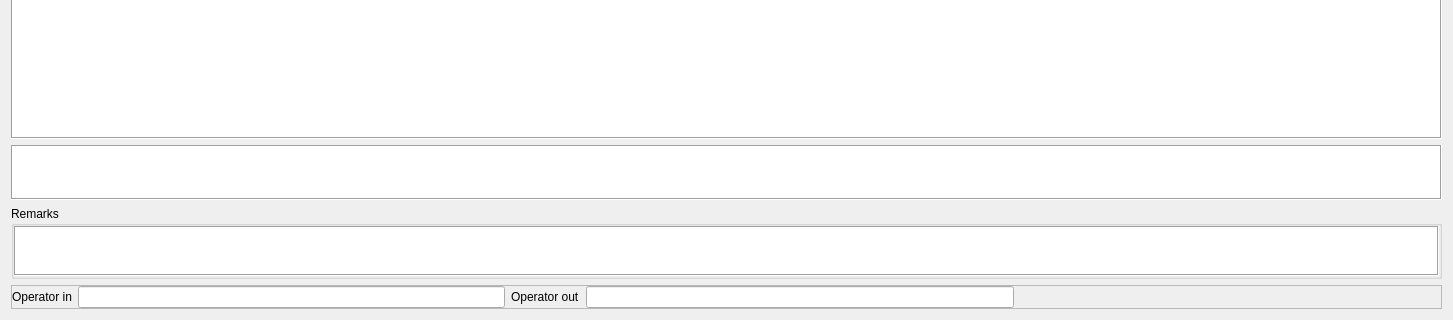
Above: Resort/waccinvoice.ui from End1-1/Resort before the change; both pictures show x 0 to 1453 and y 235 to 555 of the 1453 by 555 pixel window. Below: the same form after it.
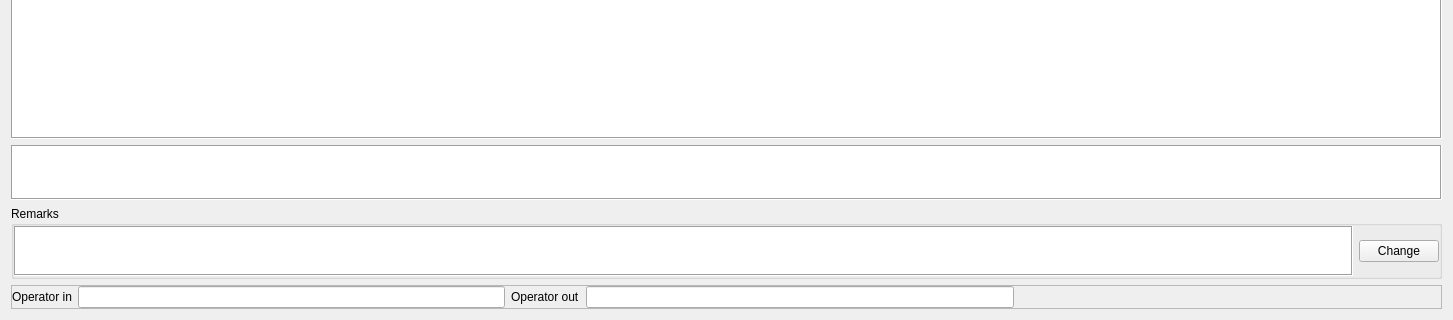
That is the form after the change. Icons and pictures are not drawn. Custom widgets are drawn as their Qt base class.

Diff of the .ui file:
```diff
--- a/Resort/waccinvoice.ui
+++ b/Resort/waccinvoice.ui
@@ -1442,7 +1442,7 @@
      <property name="title">
       <string>Remarks</string>
      </property>
-     <layout class="QVBoxLayout" name="verticalLayout_3">
+     <layout class="QGridLayout" name="gridLayout_3">
       <property name="leftMargin">
        <number>0</number>
       </property>
@@ -1455,7 +1455,7 @@
       <property name="bottomMargin">
        <number>0</number>
       </property>
-      <item>
+      <item row="0" column="0">
        <widget class="QTextEdit" name="teRemarks">
         <property name="maximumSize">
          <size>
@@ -1477,6 +1477,13 @@
         </property>
        </widget>
       </item>
+      <item row="0" column="1">
+       <widget class="QPushButton" name="btnChangeRemarks">
+        <property name="text">
+         <string>Change</string>
+        </property>
+       </widget>
+      </item>
      </layout>
     </widget>
    </item>
```
Left out of the diff: 202 changed lines with no effect on the pictures.
